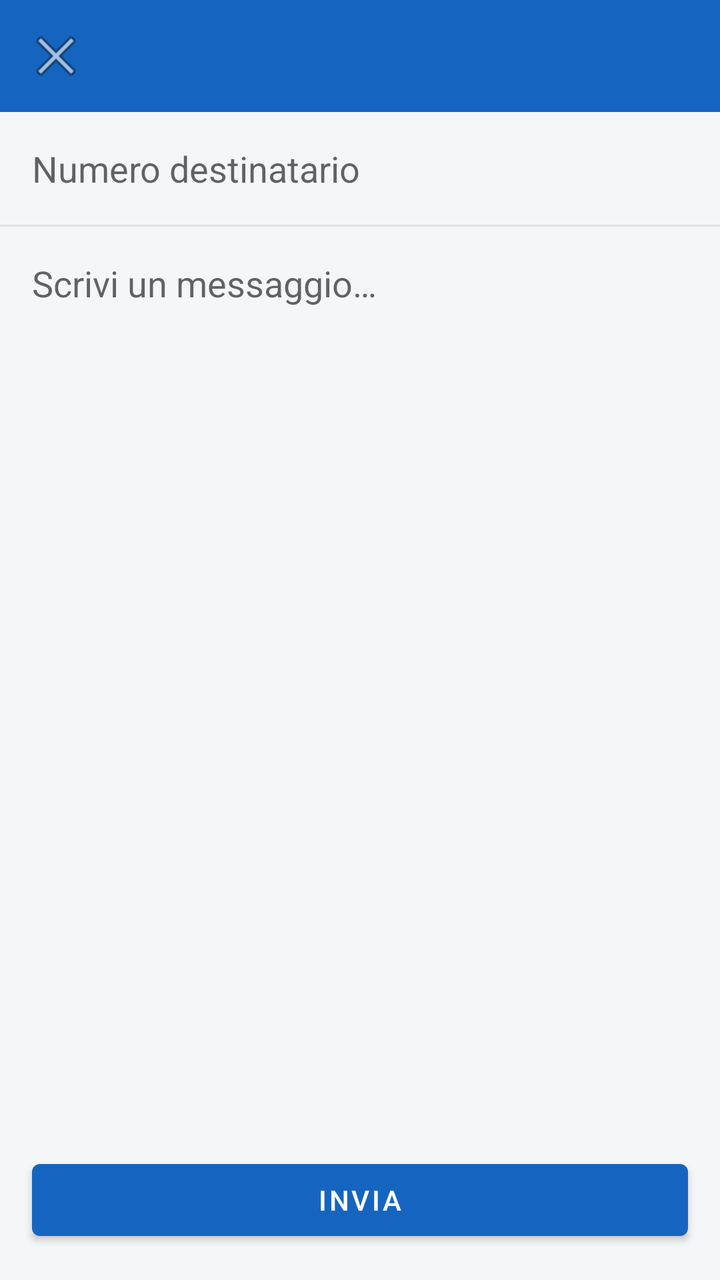
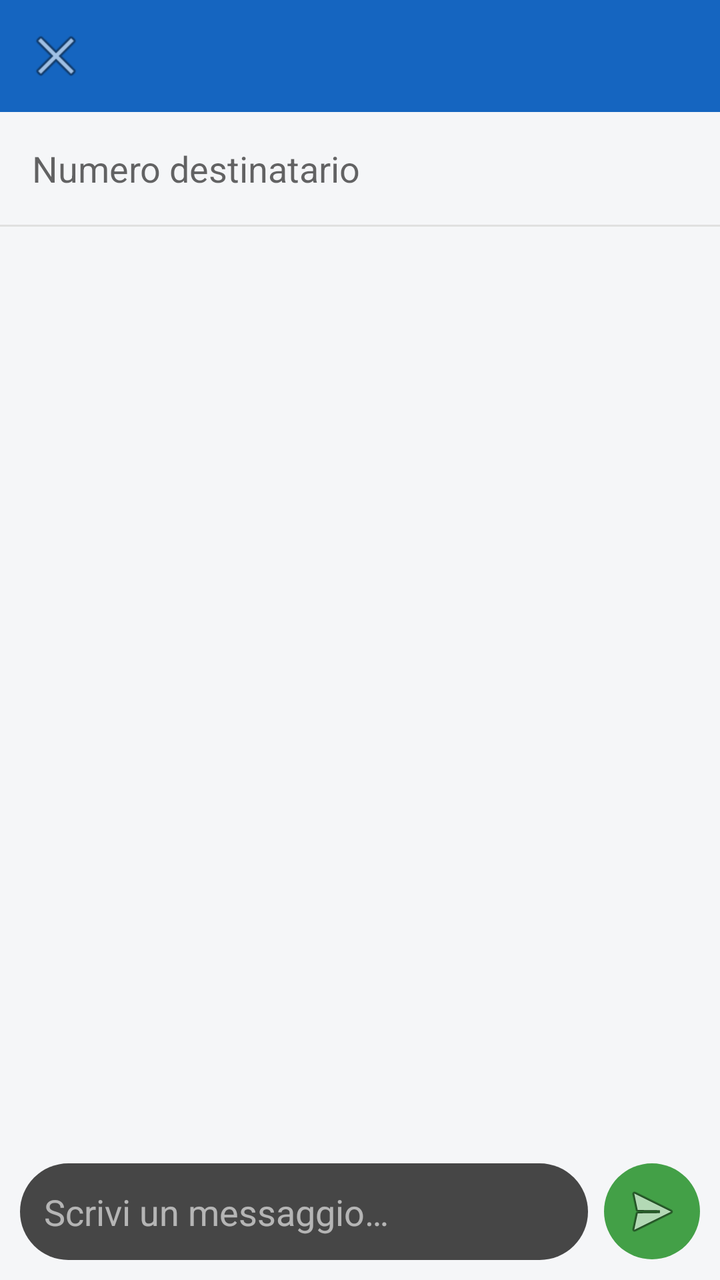

Before-and-after screenshots of an Android layout around one commit, followed by the original layout XML and the change that was made.
<!-- AndroidManifest.xml: activity theme Theme.GestioneChiamate -->
<!-- res/layout/activity_componi_sms.xml -->
<?xml version="1.0" encoding="utf-8"?>
<LinearLayout xmlns:android="http://schemas.android.com/apk/res/android"
    xmlns:app="http://schemas.android.com/apk/res-auto"
    android:layout_width="match_parent"
    android:layout_height="match_parent"
    android:orientation="vertical"
    android:background="@color/background">

    <androidx.appcompat.widget.Toolbar
        android:id="@+id/toolbar"
        android:layout_width="match_parent"
        android:layout_height="?attr/actionBarSize"
        android:background="@color/primary"
        app:navigationIcon="@android:drawable/ic_menu_close_clear_cancel"
        app:titleTextColor="@color/white" />

    <EditText
        android:id="@+id/editNumero"
        android:layout_width="match_parent"
        android:layout_height="wrap_content"
        android:padding="16dp"
        android:hint="Numero destinatario"
        android:inputType="phone"
        android:background="@android:color/transparent"
        android:textColor="@color/text_primary" />

    <View
        android:layout_width="match_parent"
        android:layout_height="1dp"
        android:background="#E0E0E0" />

    <EditText
        android:id="@+id/editMessaggio"
        android:layout_width="match_parent"
        android:layout_height="0dp"
        android:layout_weight="1"
        android:padding="16dp"
        android:gravity="top|start"
        android:hint="Scrivi un messaggio…"
        android:inputType="textMultiLine"
        android:background="@android:color/transparent"
        android:textColor="@color/text_primary" />

    <com.google.android.material.button.MaterialButton
        android:id="@+id/btnInvia"
        android:layout_width="match_parent"
        android:layout_height="wrap_content"
        android:layout_margin="16dp"
        android:text="Invia" />

</LinearLayout>
<!-- resources referenced by this layout -->
<resources>
  <color name="background">#F5F6F8</color>
  <color name="primary">#1565C0</color>
  <color name="text_primary">#1B1B1B</color>
  <color name="white">#FFFFFF</color>
  <style name="Theme.GestioneChiamate" parent="Theme.MaterialComponents.DayNight.NoActionBar">
          <item name="colorPrimary">@color/primary</item>
          <item name="colorPrimaryDark">@color/primary_dark</item>
          <item name="colorAccent">@color/accent</item>
          <item name="android:windowBackground">@color/background</item>
      </style>
  <color name="primary_dark">#0D47A1</color>
  <color name="accent">#43A047</color>
</resources>

<!-- the commit's change to res/layout/activity_componi_sms.xml (unified diff, before → after) -->
@@ -29,23 +29,43 @@
         android:layout_height="1dp"
         android:background="#E0E0E0" />
 
-    <EditText
-        android:id="@+id/editMessaggio"
+    <androidx.recyclerview.widget.RecyclerView
+        android:id="@+id/recyclerThread"
         android:layout_width="match_parent"
         android:layout_height="0dp"
         android:layout_weight="1"
-        android:padding="16dp"
-        android:gravity="top|start"
-        android:hint="Scrivi un messaggio…"
-        android:inputType="textMultiLine"
-        android:background="@android:color/transparent"
-        android:textColor="@color/text_primary" />
+        android:paddingTop="8dp"
+        android:paddingBottom="8dp" />
 
-    <com.google.android.material.button.MaterialButton
-        android:id="@+id/btnInvia"
+    <LinearLayout
         android:layout_width="match_parent"
         android:layout_height="wrap_content"
-        android:layout_margin="16dp"
-        android:text="Invia" />
+        android:orientation="horizontal"
+        android:gravity="center_vertical"
+        android:padding="10dp">
+
+        <EditText
+            android:id="@+id/editMessaggio"
+            android:layout_width="0dp"
+            android:layout_height="wrap_content"
+            android:layout_weight="1"
+            android:padding="12dp"
+            android:hint="Scrivi un messaggio…"
+            android:inputType="textMultiLine|textCapSentences"
+            android:maxLines="4"
+            android:background="@drawable/bg_pill_scorciatoie"
+            android:textColorHint="#99FFFFFF"
+            android:textColor="@color/text_primary" />
+
+        <ImageButton
+            android:id="@+id/btnInvia"
+            android:layout_width="48dp"
+            android:layout_height="48dp"
+            android:layout_marginStart="8dp"
+            android:background="@drawable/bg_circle_call"
+            android:src="@android:drawable/ic_menu_send"
+            android:contentDescription="Invia" />
+
+    </LinearLayout>
 
 </LinearLayout>
<!-- resource entries referenced after the edit -->
@@ -4,6 +4,17 @@
   <color name="primary">#1565C0</color>
   <color name="text_primary">#1B1B1B</color>
   <color name="white">#FFFFFF</color>
+  <!-- drawable bg_circle_call (drawable) -->
+  <shape xmlns:android="http://schemas.android.com/apk/res/android"
+      android:shape="oval">
+      <solid android:color="@color/accent" />
+  </shape>
+  <!-- drawable bg_pill_scorciatoie (drawable) -->
+  <shape xmlns:android="http://schemas.android.com/apk/res/android"
+      android:shape="rectangle">
+      <corners android:radius="28dp" />
+      <solid android:color="#CC1B1B1B" />
+  </shape>
   <style name="Theme.GestioneChiamate" parent="Theme.MaterialComponents.DayNight.NoActionBar">
           <item name="colorPrimary">@color/primary</item>
           <item name="colorPrimaryDark">@color/primary_dark</item>
